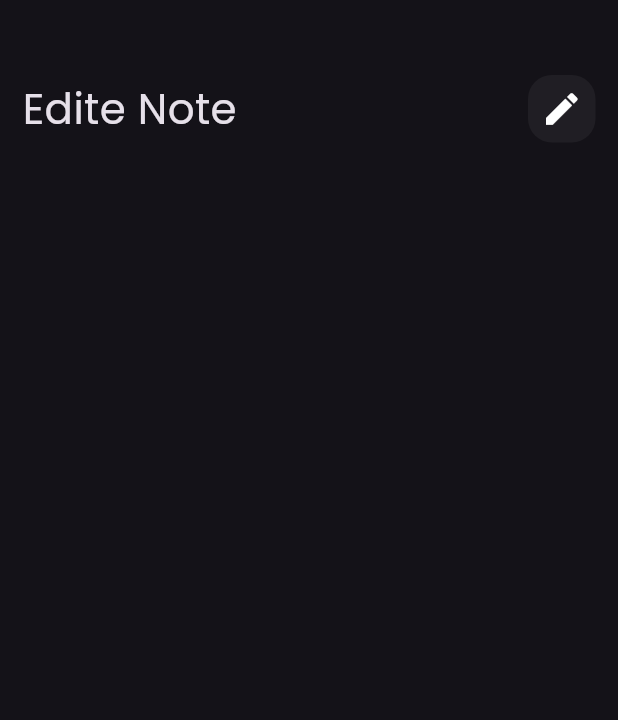
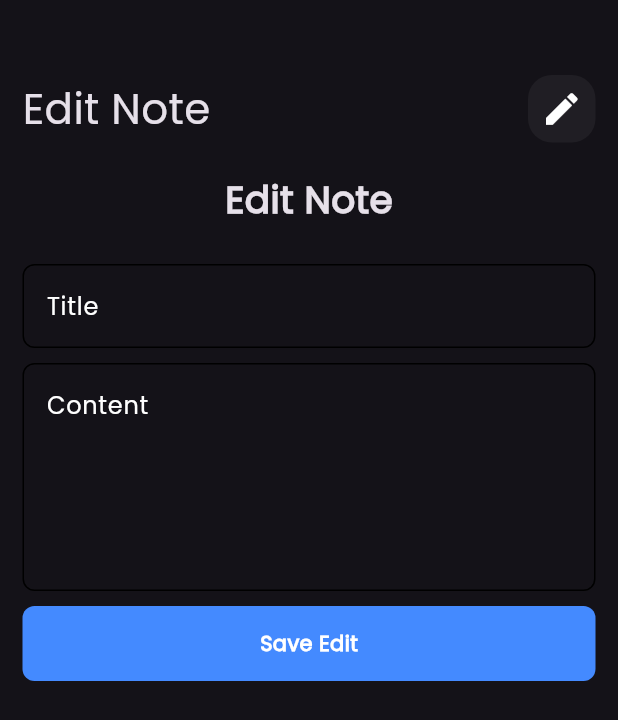
Before and after one commit to mostafaabuBakr9/notes_app, a Flutter app: the EditNotesView screen opened directly, on a phone screen of 412 x 824 dp. Shown: the top 720 px of the screen. Run offline on Flutter 3.47's test engine with Material 3 defaults, Android fonts, the phone set to English and light mode, and no system bars; our stand-ins replace font_awesome_flutter.

Commit message:
edit note view add changes

```diff
--- a/lib/Views/widgets/add_note_bottom_sheet.dart
+++ b/lib/Views/widgets/add_note_bottom_sheet.dart
@@ -36,7 +36,9 @@ class AddNoteBottomSheet extends StatelessWidget {
             SizedBox(
               height: 10,
             ),
-            CustomButton()
+            CustomButton(
+              text: 'Save Note',
+            )
           ],
         ),
       ),
--- a/lib/Views/widgets/custom_button.dart
+++ b/lib/Views/widgets/custom_button.dart
@@ -1,8 +1,8 @@
 import 'package:flutter/material.dart';
 
 class CustomButton extends StatelessWidget {
-  const CustomButton({super.key});
-
+  CustomButton({super.key, required this.text});
+  final String text;
   @override
   Widget build(BuildContext context) {
     return Container(
@@ -12,7 +12,7 @@ class CustomButton extends StatelessWidget {
           color: Colors.blueAccent, borderRadius: BorderRadius.circular(8)),
       child: Center(
         child: Text(
-          'Save',
+          text,
           style: TextStyle(color: Colors.white, fontWeight: FontWeight.bold),
         ),
       ),
--- a/lib/Views/widgets/edit_note_view_body.dart
+++ b/lib/Views/widgets/edit_note_view_body.dart
@@ -1,5 +1,7 @@
 import 'package:flutter/material.dart';
 import 'package:notes/Views/widgets/custom_app_bar.dart';
+import 'package:notes/Views/widgets/custom_button.dart';
+import 'package:notes/Views/widgets/custom_text_field.dart';
 
 class EditNoteViewBody extends StatelessWidget {
   const EditNoteViewBody({super.key});
@@ -14,8 +16,35 @@ class EditNoteViewBody extends StatelessWidget {
             height: 50,
           ),
           CustomAppBar(
-            title: 'Edite Note',
+            title: 'Edit Note',
             icon: Icons.edit,
+          ),
+          SizedBox(
+            height: 20,
+          ),
+          Text(
+            'Edit Note',
+            style: TextStyle(fontSize: 25, fontWeight: FontWeight.bold),
+          ),
+          SizedBox(
+            height: 25,
+          ),
+          CustomTextField(
+            hint: 'Title',
+            maxlines: 1,
+          ),
+          SizedBox(
+            height: 10,
+          ),
+          CustomTextField(
+            hint: 'Content',
+            maxlines: 5,
+          ),
+          SizedBox(
+            height: 10,
+          ),
+          CustomButton(
+            text: 'Save Edit',
           )
         ],
       ),
```
